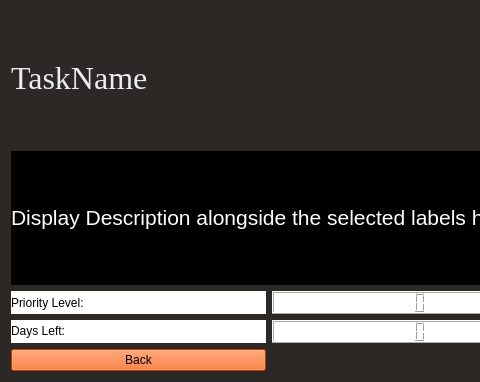
This is Codebase/GUI/UI Files/TaskDisplay.ui in Mulukulum/Amberia as Qt 5 draws it before an edit; both pictures show x 0 to 480 and y 0 to 382 of the 800 by 382 pixel window. The edited form follows.
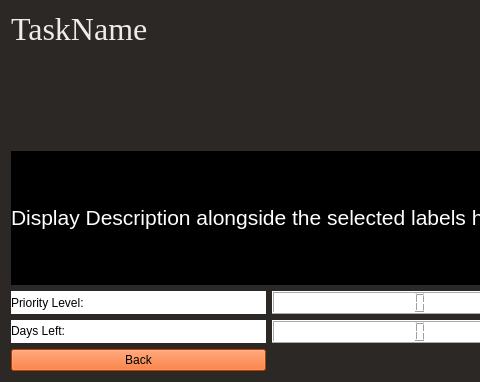
This is the edited form.

The edit to the form file:
```diff
--- a/Codebase/GUI/UI Files/TaskDisplay.ui
+++ b/Codebase/GUI/UI Files/TaskDisplay.ui
@@ -40,7 +40,7 @@
         <bool>false</bool>
        </property>
        <property name="alignment">
-        <set>Qt::AlignLeading|Qt::AlignLeft|Qt::AlignVCenter</set>
+        <set>Qt::AlignLeading|Qt::AlignLeft|Qt::AlignTop</set>
        </property>
       </widget>
      </item>
```
